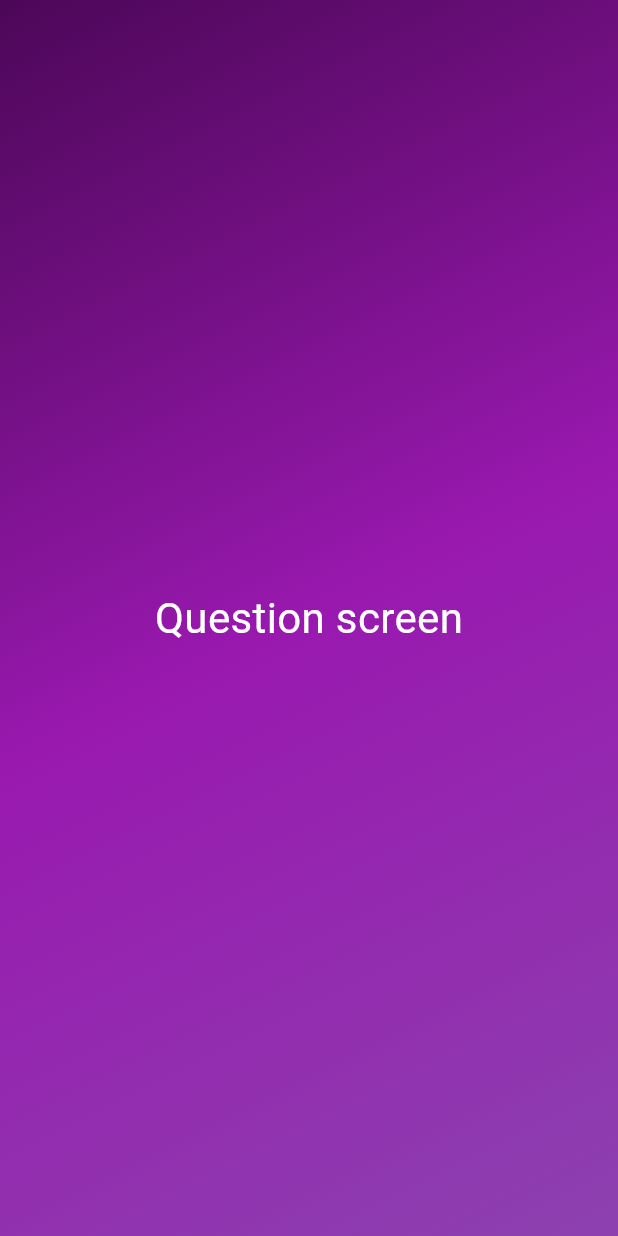
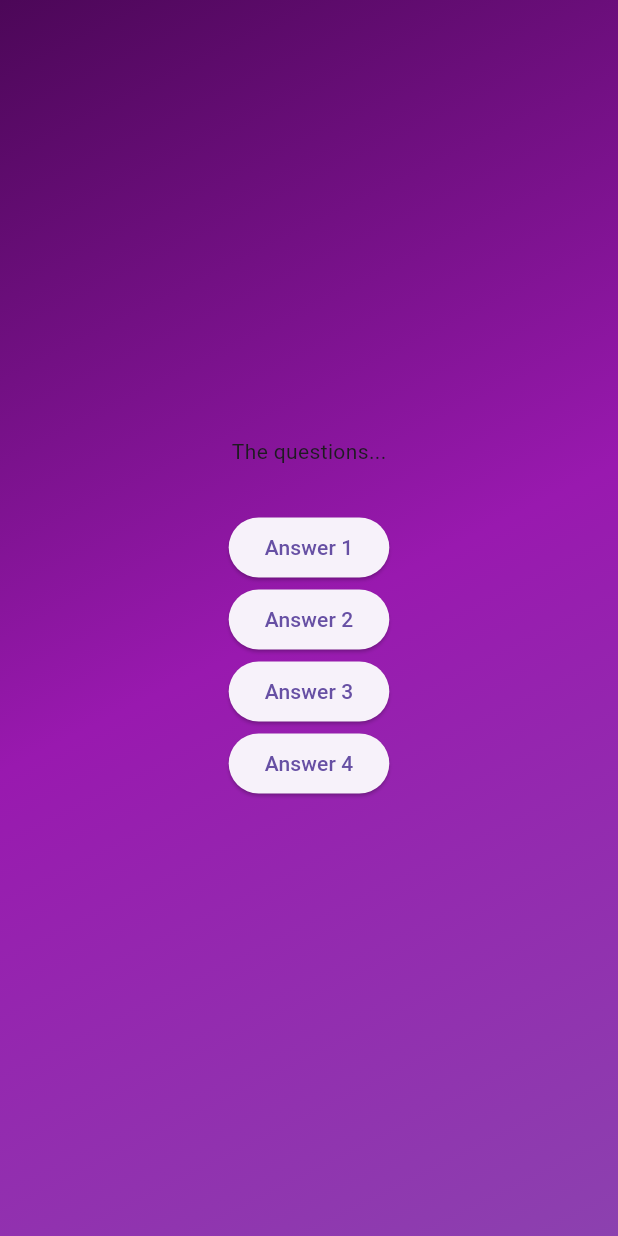
Before and after one commit to prithvirajbaral/quizz_app, a Flutter app: the screen it shows after launch, after a tap on "Start Quiz", on a phone screen of 412 x 824 dp. Run offline on Flutter 3.47's test engine with Material 3 defaults, Android fonts, the phone set to English and light mode, and no system bars.

Commit message:
add button and qusetions widgets to display ,also wrap all with in SizedBox widget with property width: double.infinity, //to take as much space you can, and   mainAxisAlignment: MainAxisAlignment.center,

```diff
--- a/lib/question_screen.dart
+++ b/lib/question_screen.dart
@@ -12,10 +12,32 @@ class QuestionScreen extends StatefulWidget {
 class _QuestionScreen extends State<QuestionScreen> {
   @override
   Widget build(context) {
-    return const Center(
-        child: Text(
-      'Question screen',
-      style: TextStyle(fontSize: 28, color: Colors.white),
-    ));
+    return SizedBox(
+        width: double.infinity, //to take as much space you can
+        child: Column(
+          mainAxisAlignment: MainAxisAlignment.center,
+          children: [
+            const Text("The questions..."),
+            const SizedBox(
+              height: 30,
+            ),
+            ElevatedButton(
+              onPressed: () {},
+              child: const Text('Answer 1'),
+            ),
+            ElevatedButton(
+              onPressed: () {},
+              child: const Text('Answer 2'),
+            ),
+            ElevatedButton(
+              onPressed: () {},
+              child: const Text('Answer 3'),
+            ),
+            ElevatedButton(
+              onPressed: () {},
+              child: const Text('Answer 4'),
+            ),
+          ],
+        ));
   }
 }
```
